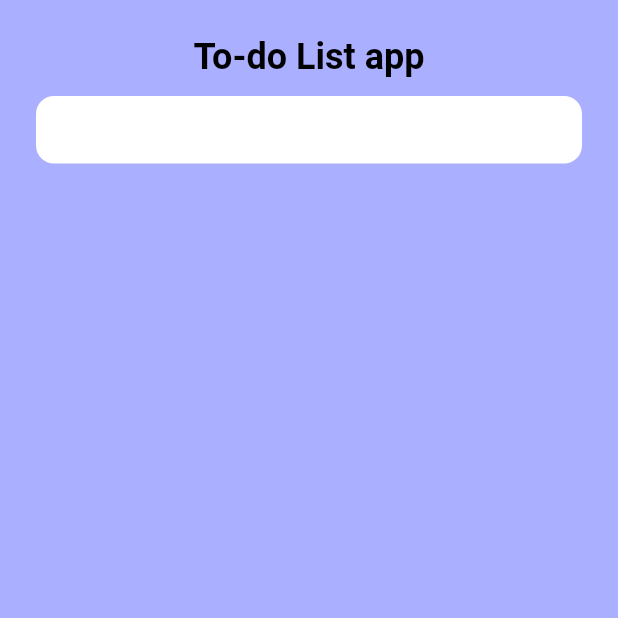
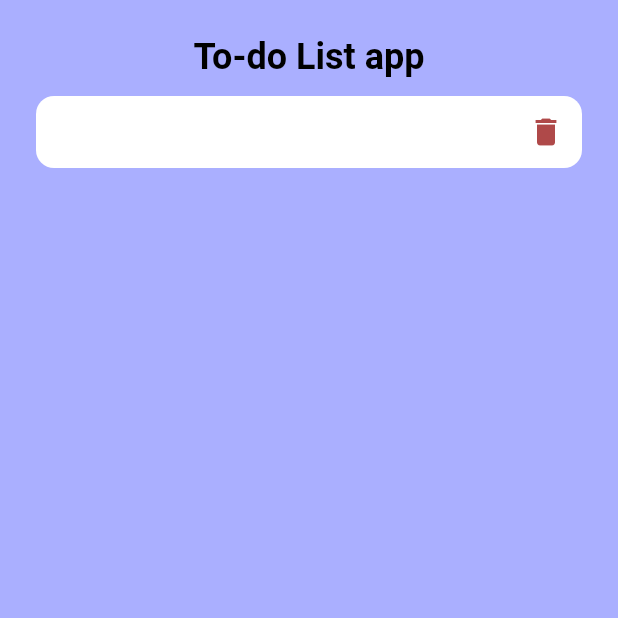
Before and after one commit to trunghq3101/onsunday_todo, a Flutter app: the screen it shows after launch, after a tap on "Add new todo", after a tap on "Done", on a phone screen of 412 x 824 dp, the top half of it. Run offline on Flutter 3.47's test engine with Material 2 defaults, Android fonts, the phone set to English and light mode, and no system bars.

Commit message:
remove a Todo by id

```diff
--- /dev/null
+++ b/lib/dto/todo.dart
@@ -0,0 +1,7 @@
+class Todo {
+  final String id;
+  final String title;
+
+  Todo({required this.title})
+      : id = DateTime.now().microsecondsSinceEpoch.toString();
+}
--- a/lib/features/todo_list/todo_list_model.dart
+++ b/lib/features/todo_list/todo_list_model.dart
@@ -1,12 +1,18 @@
 import 'package:flutter/widgets.dart';
+import 'package:onsunday_todo/dto/todo.dart';
 
 class TodoListModel extends ChangeNotifier {
-  final List<String> _todos = [];
+  final List<Todo> _todos = [];
 
-  List<String> get todos => List.unmodifiable(_todos);
+  List<Todo> get todos => List.unmodifiable(_todos);
 
   void addTodo(String title) {
-    _todos.add(title);
+    _todos.add(Todo(title: title));
+    notifyListeners();
+  }
+
+  void remove(String id) {
+    _todos.removeWhere((todo) => todo.id == id);
     notifyListeners();
   }
 }
--- a/lib/features/todo_list/todo_list_view.dart
+++ b/lib/features/todo_list/todo_list_view.dart
@@ -1,11 +1,16 @@
-import 'package:flutter/widgets.dart';
+import 'package:flutter/material.dart';
 import 'package:provider/provider.dart';
 
 import 'todo_list_model.dart';
 
-class TodoListView extends StatelessWidget {
+class TodoListView extends StatefulWidget {
   const TodoListView({super.key});
 
+  @override
+  State<TodoListView> createState() => _TodoListViewState();
+}
+
+class _TodoListViewState extends State<TodoListView> {
   @override
   Widget build(BuildContext context) {
     return Consumer<TodoListModel>(
@@ -20,13 +25,28 @@ class TodoListView extends StatelessWidget {
                   color: const Color(0xFFFFFFFF),
                   borderRadius: BorderRadius.circular(12),
                 ),
+                child: Row(
+                  children: [
+                    Expanded(
                       child: Text(
-                  todo,
+                        todo.title,
                         style: const TextStyle(
                           color: Color(0xFF000000),
                           fontSize: 18,
                           fontWeight: FontWeight.bold,
                         ),
+                      ),
+                    ),
+                    GestureDetector(
+                      onTap: () {
+                        value.remove(todo.id);
+                      },
+                      child: const Icon(
+                        Icons.delete,
+                        color: Color(0xFFAF4949),
+                      ),
+                    ),
+                  ],
                 ),
               ),
             ),
```
Lines whose indentation alone changed are shown as unchanged.
